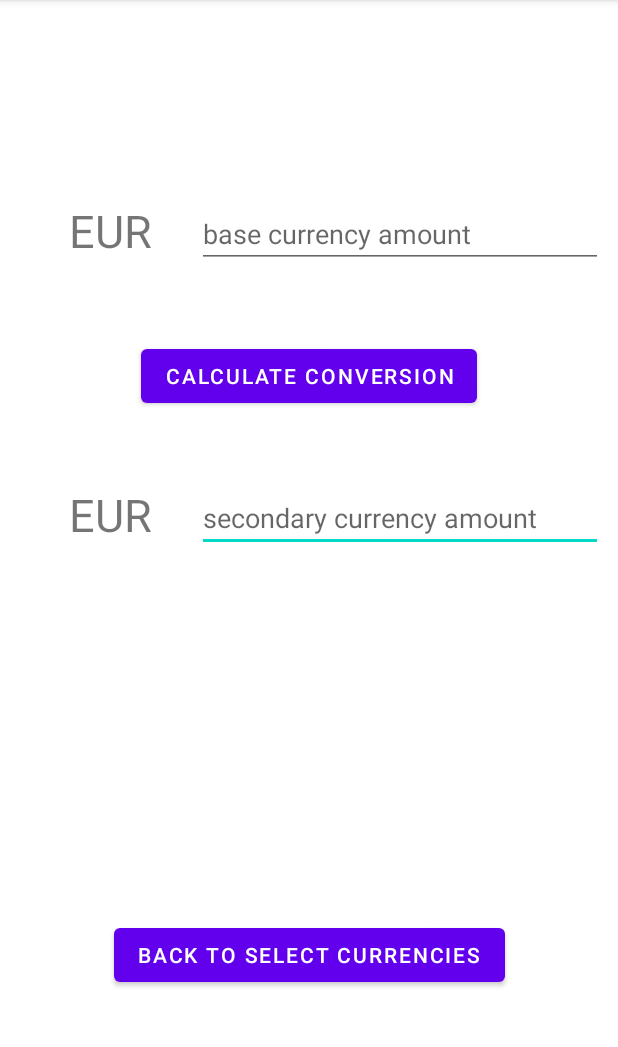
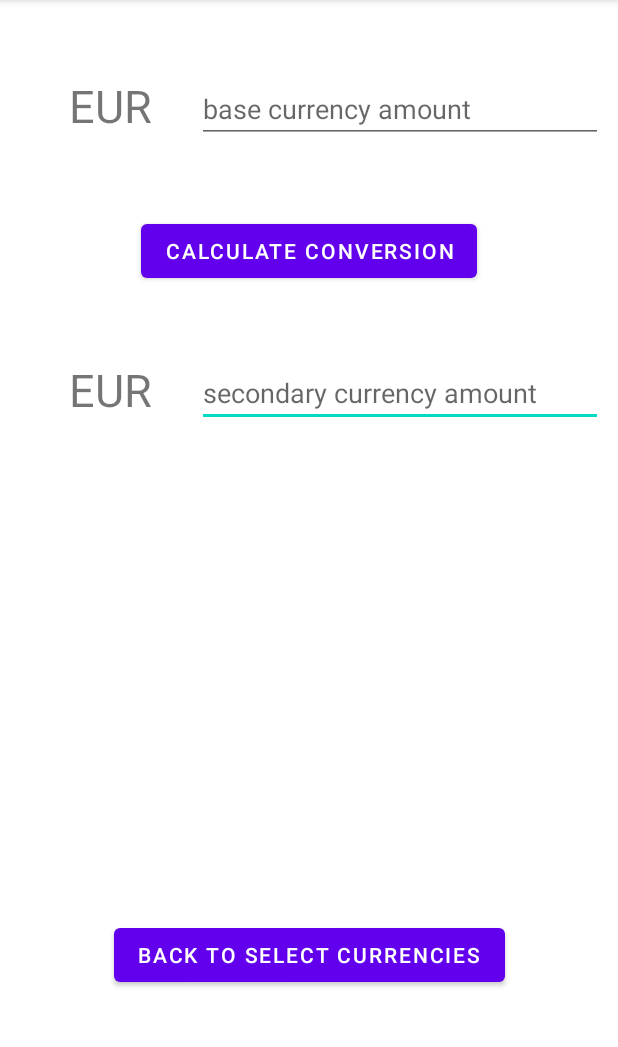
Before and after one commit to jandrevl/CurrencyConverterApp, an Android app: the screen it shows after launch (CurrencyCalculationActivity), after a tap on "CALCULAR CONVERSÕES", on a phone screen of 412 x 824 dp, the part 84-1131 px from its top. Run offline under Robolectric (Android 15) with nearby library versions, the phone set to English and light mode, and no system bars; Roboto replaces fonts that are not available here.

Commit message:
Finished calculateConversion method. Used BigDecimal instead of double, for better precision with currency.

```diff
--- a/app/src/main/java/com/jandrevl/thecurrencyconverter/CurrencyCalculationActivity.java
+++ b/app/src/main/java/com/jandrevl/thecurrencyconverter/CurrencyCalculationActivity.java
@@ -2,20 +2,27 @@ package com.jandrevl.thecurrencyconverter;
 
 import androidx.appcompat.app.AppCompatActivity;
 
+import android.content.Context;
 import android.content.Intent;
+import android.inputmethodservice.Keyboard;
+import android.inputmethodservice.KeyboardView;
 import android.os.Bundle;
 import android.util.Log;
 import android.view.MotionEvent;
 import android.view.View;
+import android.view.inputmethod.InputMethodManager;
 import android.widget.EditText;
 import android.widget.TextView;
 import android.widget.Toast;
 
+import java.math.BigDecimal;
+import java.math.RoundingMode;
+
 public class CurrencyCalculationActivity extends AppCompatActivity {
 
-    double conversionRate = 0;
     EditText baseCurrencyEditText;
     EditText currencyEditText;
+    BigDecimal conversionRate;
 
     @Override
     protected void onCreate(Bundle savedInstanceState) {
@@ -50,7 +57,7 @@ public class CurrencyCalculationActivity extends AppCompatActivity {
         baseCurrencyTextView.setText(baseCurrency);
         currencyTextView.setText(currency);
 
-        conversionRate = intent.getDoubleExtra("conversionRate", 0);
+        conversionRate = new BigDecimal(intent.getStringExtra("conversionRate"));
         Log.i("Conversion Rate received", String.valueOf(conversionRate));
 
     }
@@ -67,10 +74,23 @@ public class CurrencyCalculationActivity extends AppCompatActivity {
 
         if(!baseCurrencyEditText.getText().toString().equals("") && currencyEditText.getText().toString().equals("")) {
             Toast.makeText(this, "base to secondary", Toast.LENGTH_SHORT).show();
+            BigDecimal baseCurrencyAmount = new BigDecimal(baseCurrencyEditText.getText().toString()).setScale(2, RoundingMode.HALF_UP);
+            BigDecimal currencyAmount = baseCurrencyAmount.multiply(conversionRate).setScale(2,RoundingMode.HALF_UP);
+            currencyEditText.setText(currencyAmount.toString());
+            InputMethodManager imm = (InputMethodManager) getSystemService(Context.INPUT_METHOD_SERVICE);
+            imm.hideSoftInputFromWindow(baseCurrencyEditText.getWindowToken(), 0);
+
+
         }
 
         if(baseCurrencyEditText.getText().toString().equals("") && !currencyEditText.getText().toString().equals("")) {
             Toast.makeText(this, "secondary to base", Toast.LENGTH_SHORT).show();
+            BigDecimal currencyAmount = new BigDecimal(currencyEditText.getText().toString()).setScale(2, RoundingMode.HALF_UP);
+            BigDecimal baseCurrencyAmount = currencyAmount.divide(conversionRate, 2, RoundingMode.HALF_UP);
+            baseCurrencyEditText.setText(baseCurrencyAmount.toString());
+            InputMethodManager imm = (InputMethodManager) getSystemService(Context.INPUT_METHOD_SERVICE);
+            imm.hideSoftInputFromWindow(currencyEditText.getWindowToken(), 0);
+
         }
 
 
--- a/app/src/main/java/com/jandrevl/thecurrencyconverter/MainActivity.java
+++ b/app/src/main/java/com/jandrevl/thecurrencyconverter/MainActivity.java
@@ -79,14 +79,14 @@ public class MainActivity extends AppCompatActivity {
         DownloadTask downloadTask = new DownloadTask();
         String resultString = null;
         String urlString = "https://api.apilayer.com/exchangerates_data/latest?apikey=" + apiKey + "&base=" + baseCurrency + "&symbols=" + currency;
-        double conversionRate = 2;
+        String conversionRate = "1.5";
         /* Just for testing purposes
         try {
             resultString = downloadTask.execute(urlString).get();
             Log.i("ResultString:", resultString);
             JSONObject resultJSON = new JSONObject(resultString);
-            conversionRate = Double.valueOf(resultJSON.getJSONObject("rates").getString(currency));
-            Log.i("COnversionRate", String.valueOf(conversionRate));
+            conversionRate = resultJSON.getJSONObject("rates").getString(currency);
+            Log.i("conversionRate", conversionRate);
         } catch (Exception e) {
             e.printStackTrace();
             Toast.makeText(this, "Unable to get Rate", Toast.LENGTH_LONG).show();
--- a/app/src/main/res/layout/activity_currency_calculation.xml
+++ b/app/src/main/res/layout/activity_currency_calculation.xml
@@ -38,7 +38,7 @@
         android:layout_width="wrap_content"
         android:layout_height="wrap_content"
         android:layout_marginStart="5dp"
-        android:layout_marginTop="133dp"
+        android:layout_marginTop="50dp"
         android:text="EUR"
         android:textSize="30sp"
         app:layout_constraintEnd_toEndOf="parent"
@@ -51,7 +51,7 @@
         android:layout_width="0dp"
         android:layout_height="wrap_content"
         android:layout_marginStart="30dp"
-        android:layout_marginTop="133dp"
+        android:layout_marginTop="50dp"
         android:layout_marginEnd="10dp"
         android:ems="10"
         android:hint="base currency amount"
```
